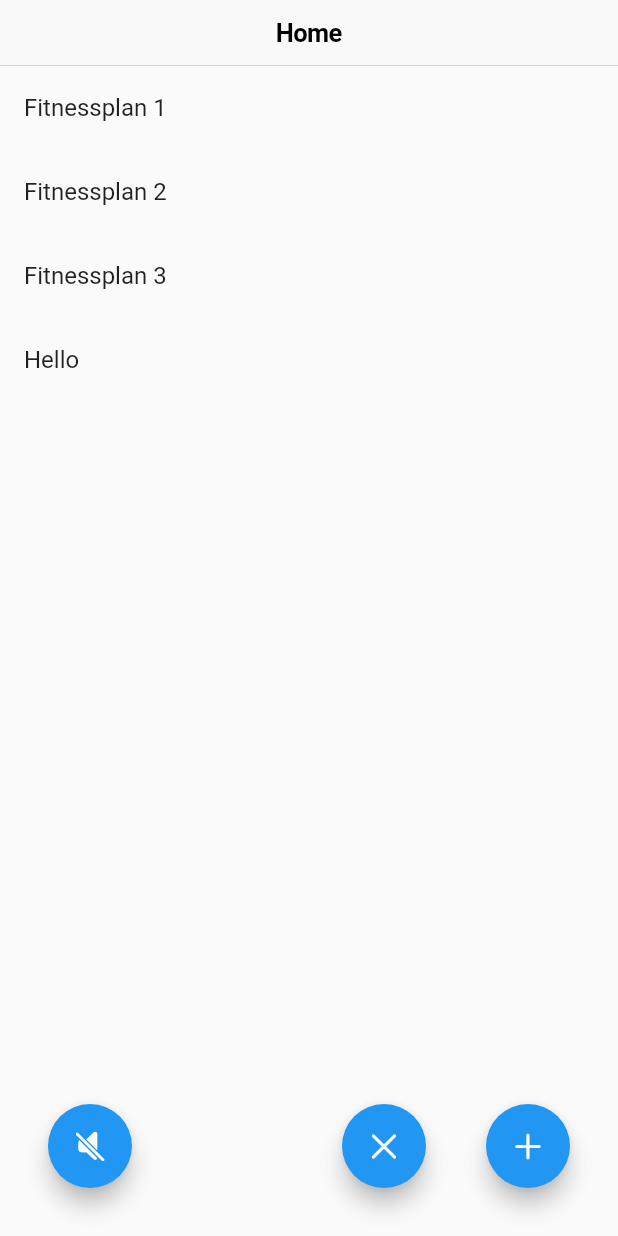
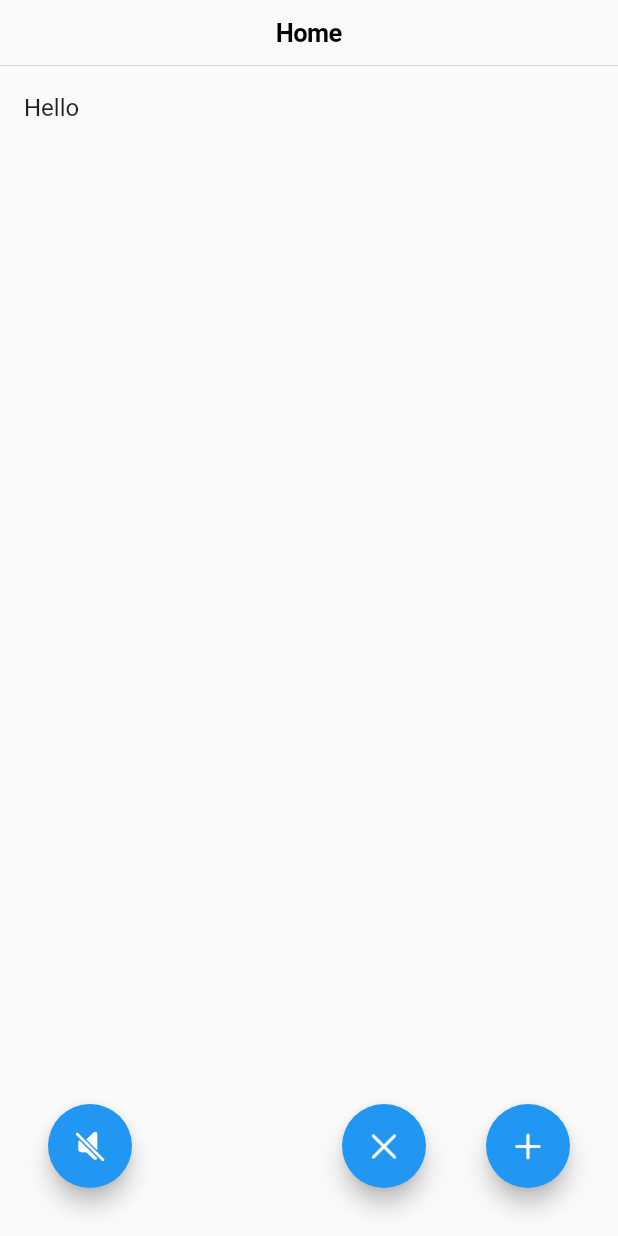
Before and after one commit to roy-adler/fitnapp, a Flutter app: the screen it shows after launch, after a tap on an icon or button, on a phone screen of 412 x 824 dp. Run offline on Flutter 3.47's test engine with Material 2 defaults, Android fonts, the phone set to English and light mode, and no system bars.

Commit message:
Better Init now

```diff
--- a/lib/Data/Data.dart
+++ b/lib/Data/Data.dart
@@ -7,38 +7,6 @@ abstract class Data {
 
   static void init() {
     _fitnessPlanList = [];
-    addFitnessplan(
-      FitnessPlan(
-        title: 'Fitnessplan 1',
-        exerciseList: [
-          Exercise(title: 'Exercise 1', reps: 4),
-        ],
-      ),
-    );
-    addFitnessplan(
-      FitnessPlan(
-        title: 'Fitnessplan 2',
-        exerciseList: [
-          Exercise(title: 'Exercise 1'),
-          Exercise(title: 'Exercise 2'),
-          Exercise(title: 'Exercise 3'),
-          Exercise(title: 'Exercise 4'),
-          Exercise(title: 'Exercise 5', weight: 24),
-        ],
-      ),
-    );
-    addFitnessplan(
-      FitnessPlan(
-        title: 'Fitnessplan 3',
-        exerciseList: [
-          Exercise(title: 'Exercise 1'),
-          Exercise(title: 'Exercise 2e'),
-          Exercise(title: 'Exercise 3f'),
-          Exercise(title: 'Exerqcise 4'),
-          Exercise(title: 'Exergcise 5', weight: 24),
-        ],
-      ),
-    );
 
     _exerciseList = [
       Exercise(title: 'Exercise 1'),
```
